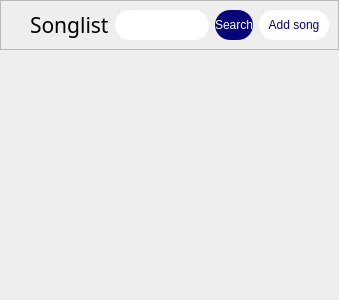
This is UI/uiFiles/Songlistview.ui in Hperigee/vocalMaximum as Qt 5 draws it before an edit. The edited form follows.
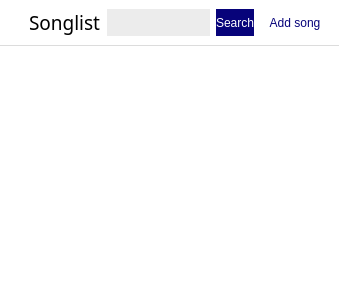
This is the edited form.

```diff
--- a/UI/uiFiles/Songlistview.ui
+++ b/UI/uiFiles/Songlistview.ui
@@ -43,8 +43,9 @@
         </sizepolicy>
        </property>
        <property name="styleSheet">
-        <string notr="true">background-color: #eee;
-border-bottom: 1px solid #555;</string>
+        <string notr="true">background-color: white;
+border-bottom: 1px solid  rgb(220, 220, 220);
+border-radius:0px</string>
        </property>
        <property name="frameShape">
         <enum>QFrame::StyledPanel</enum>
@@ -79,7 +80,7 @@
                         border-radius: 15px;
 						color: rgb(7, 3, 122);
 border:none;
-	font: 12pt &quot;Noto Sans KR&quot;;
+	font: 14pt &quot;Noto Sans KR medium&quot;;
                         }
 
                     QPushButton:hover {
@@ -123,7 +124,7 @@
            </sizepolicy>
           </property>
           <property name="styleSheet">
-           <string notr="true">background-color:white;
+           <string notr="true">background-color:rgb(236, 236, 236);
 border:none;
 border-radius:15px;
 font: 12pt &quot;Noto Sans KR&quot;;</string>
@@ -177,8 +178,8 @@
           </property>
           <property name="font">
            <font>
-            <family>Noto Sans KR medium</family>
-            <pointsize>16</pointsize>
+            <family>Noto Sans KR black</family>
+            <pointsize>14</pointsize>
             <weight>50</weight>
             <italic>false</italic>
             <bold>false</bold>
@@ -207,7 +208,7 @@
         </sizepolicy>
        </property>
        <property name="styleSheet">
-        <string notr="true">background-color: #eeeeee;
+        <string notr="true">background-color: white;
 border: none;</string>
        </property>
        <property name="widgetResizable">
@@ -219,7 +220,7 @@
           <x>0</x>
           <y>0</y>
           <width>337</width>
-          <height>247</height>
+          <height>251</height>
          </rect>
         </property>
         <layout class="QVBoxLayout" name="contentsLayout">
```
Left out of the diff: 6 changed lines with no effect on the pictures.
